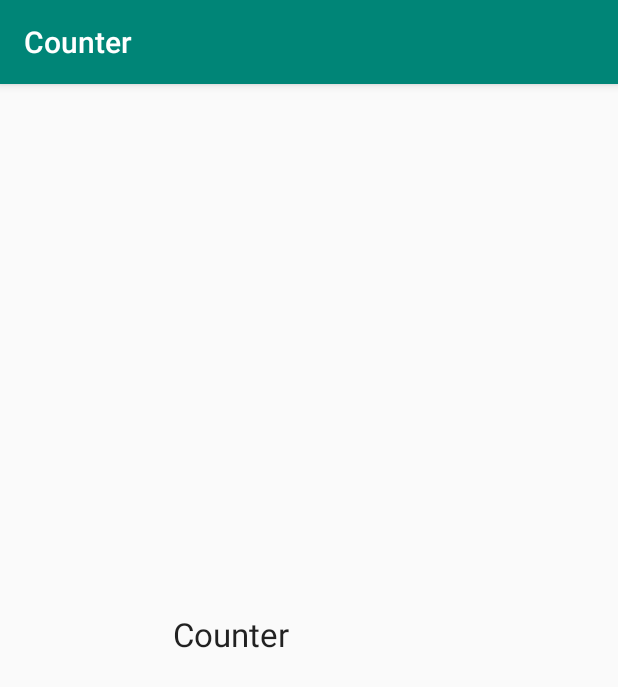
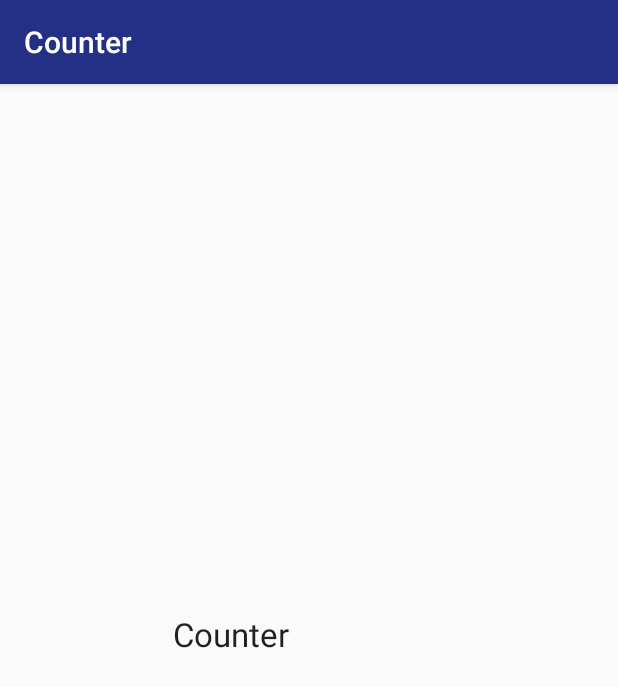
Before and after one commit to Sreenadh1543/Android-User-Interface, an Android app: the screen it shows after launch (MainActivity), on a phone screen of 412 x 824 dp. Shown: the top 687 px of the screen. Run offline under Robolectric (Android 15) with nearby library versions, the phone set to English and light mode, and no system bars.

Commit message:
Add Blue as primary color for application

```diff
--- a/ToastCounter/app/src/main/res/values/colors.xml
+++ b/ToastCounter/app/src/main/res/values/colors.xml
@@ -1,6 +1,6 @@
 <?xml version="1.0" encoding="utf-8"?>
 <resources>
-    <color name="colorPrimary">#008577</color>
+    <color name="colorPrimary">#243086</color>
     <color name="colorPrimaryDark">#00574B</color>
     <color name="colorAccent">#D81B60</color>
 </resources>
```
